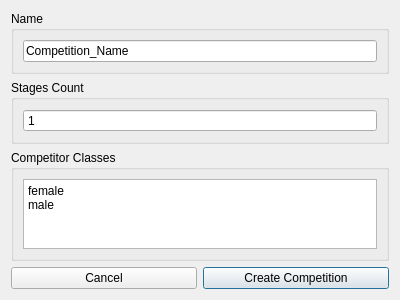
Before: the Qt Designer form code/ncm_competition.ui in DavidEilenstein/Ninja_Competition_Manager, drawn with Qt 5.
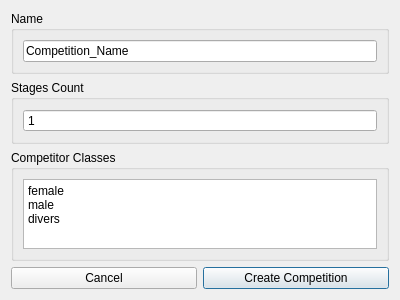
After: the same form once the commit is applied.

```diff
--- a/code/ncm_competition.ui
+++ b/code/ncm_competition.ui
@@ -7,7 +7,7 @@
     <x>0</x>
     <y>0</y>
     <width>400</width>
-    <height>266</height>
+    <height>269</height>
    </rect>
   </property>
   <property name="windowTitle">
@@ -38,7 +38,8 @@
        <widget class="QPlainTextEdit" name="plainTextEdit_CompetitorCalsses">
         <property name="plainText">
          <string>female
-male</string>
+male
+divers</string>
         </property>
        </widget>
       </item>
```
